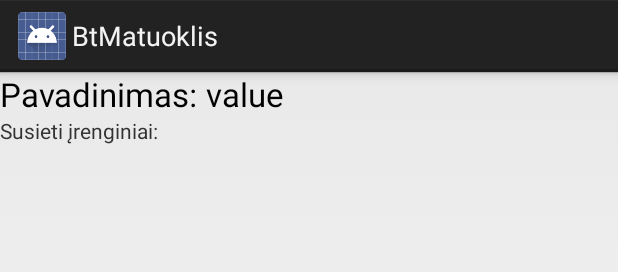
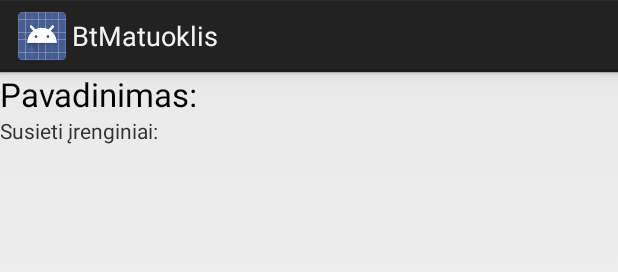
Before and after one commit to drme/ble-loc, an Android app: the layout activity_room.xml on its own in the app's theme, with its tools: preview values and no code run, on a phone screen of 412 x 824 dp. Shown: the top 272 px of the screen. Run offline under Robolectric (Android 15) with nearby library versions, the phone set to English and light mode, and no system bars.

Commit message:
Changed the way room name is displayed in RoomActivity

```diff
--- a/BtMatuoklis/app/src/main/java/com/example/btmatuoklis/activities/RoomActivity.java
+++ b/BtMatuoklis/app/src/main/java/com/example/btmatuoklis/activities/RoomActivity.java
@@ -58,7 +58,7 @@ public class RoomActivity extends Activity {
         super.onCreate(savedInstanceState);
         setContentView(R.layout.activity_room);
         getActionBar().setSubtitle(getString(R.string.subtitle_existing_room));
-        displayRoomName = (TextView)findViewById(R.id.textSingleRoom_ActiveName);
+        displayRoomName = (TextView)findViewById(R.id.textSingleRoom_Name);
         displayBeaconsList = (ListView)findViewById(R.id.listSingleRoom_BeaconsList);
         buttonCalibrate = (Button)findViewById(R.id.buttonSingleRoom_Calibrate);
 
@@ -141,7 +141,7 @@ public class RoomActivity extends Activity {
         boundBeaconsList = new ArrayList<String>();
         listAdapter = new ArrayAdapter<String>(this, R.layout.list_checked, boundBeaconsList);
         displayBeaconsList.setAdapter(listAdapter);
-        displayRoomName.setText(currentRoom.getName());
+        displayRoomName.setText(getString(R.string.roomactivity_text_name)+currentRoom.getName());
     }
 
     //Veiksmai kalibracijai pradeti
--- a/BtMatuoklis/app/src/main/res/layout/activity_room.xml
+++ b/BtMatuoklis/app/src/main/res/layout/activity_room.xml
@@ -9,20 +9,11 @@
         android:layout_width="wrap_content"
         android:layout_height="wrap_content"
         android:textAppearance="?android:attr/textAppearanceLarge"
-        android:id="@+id/textSingleRoom_StaticName"
+        android:id="@+id/textSingleRoom_Name"
         android:layout_alignParentTop="true"
         android:layout_alignParentStart="true"
-        android:text="@string/roomactivity_text_name" />
-
-    <TextView
-        android:layout_width="wrap_content"
-        android:layout_height="wrap_content"
-        android:textAppearance="?android:attr/textAppearanceLarge"
-        android:text="@string/generic_value"
-        android:id="@+id/textSingleRoom_ActiveName"
-        android:layout_alignParentTop="true"
-        android:layout_alignParentEnd="true"
-        android:layout_toEndOf="@+id/textSingleRoom_StaticName" />
+        android:text="@string/roomactivity_text_name"
+        android:layout_alignParentEnd="true" />
 
     <Button
         android:layout_width="wrap_content"
@@ -38,9 +29,8 @@
         android:layout_height="wrap_content"
         android:textAppearance="?android:attr/textAppearanceSmall"
         android:id="@+id/textSingleRoom_StaticBeacons"
-        android:layout_below="@+id/textSingleRoom_StaticName"
+        android:layout_below="@+id/textSingleRoom_Name"
         android:layout_alignParentStart="true"
-        android:layout_alignEnd="@+id/textSingleRoom_ActiveName"
         android:text="@string/roomactivity_text_bound_devices" />
 
     <ListView
```
